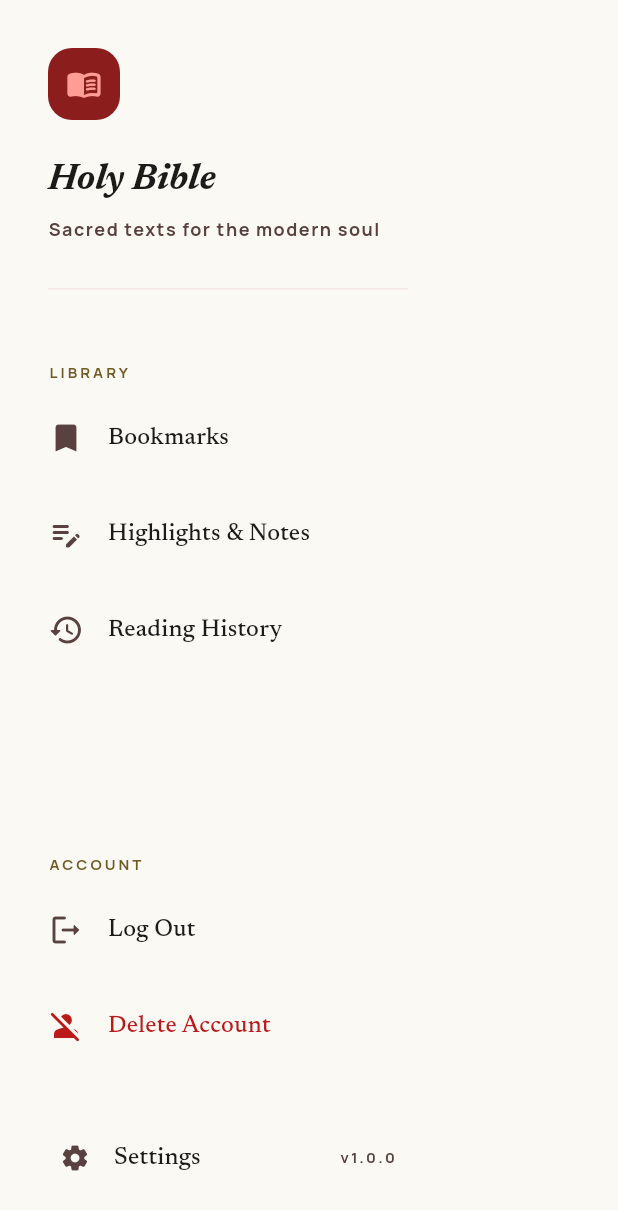
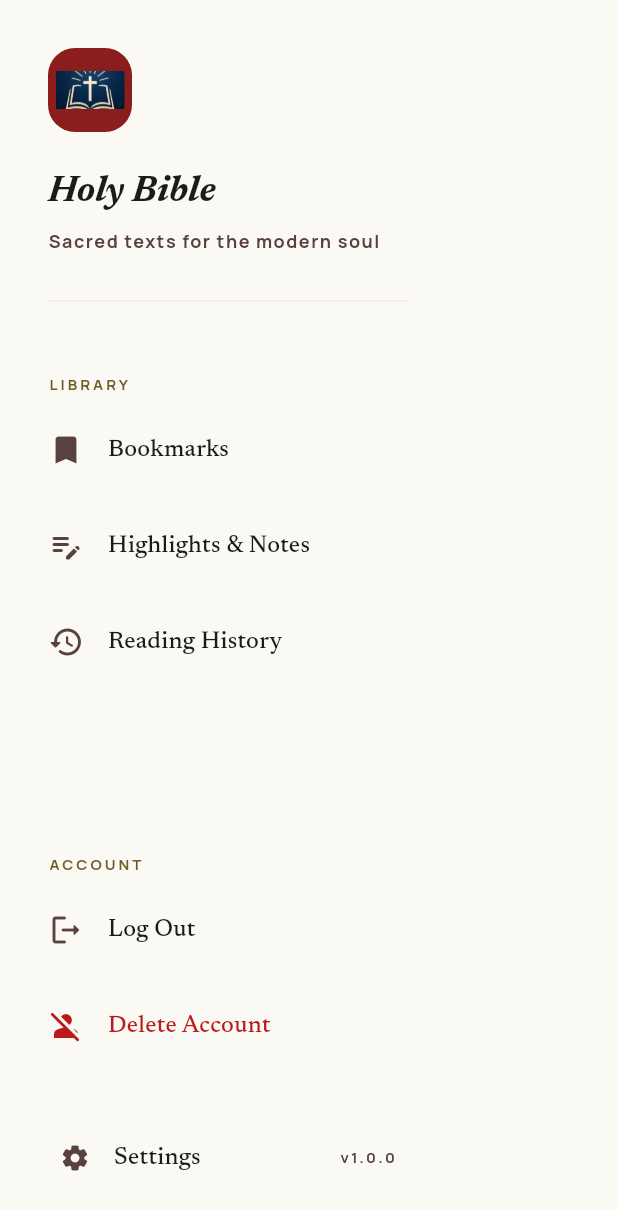
Before and after one commit to CHAMA18/bible, a Flutter app: the AppDrawer widget shown alone on an empty page, opened directly, on a phone screen of 412 x 824 dp. Shown: the top 1210 px of the screen. Run offline on Flutter 3.47's test engine with Material 3 defaults, Android fonts, the phone set to English and light mode, and no system bars; our stand-ins replace go_router, google_fonts, google_mobile_ads, shared_preferences; accounts and stored records are empty; network calls fail.

Commit message:
Latest Changes

```diff
--- a/lib/widgets/app_drawer.dart
+++ b/lib/widgets/app_drawer.dart
@@ -3,6 +3,7 @@ import 'package:go_router/go_router.dart';
 import 'package:provider/provider.dart';
 import '../nav.dart';
 import '../auth_provider.dart';
+import 'app_logo.dart';
 
 class AppDrawer extends StatelessWidget {
   final String currentRoute;
@@ -30,18 +31,11 @@ class AppDrawer extends StatelessWidget {
               child: Column(
                 crossAxisAlignment: CrossAxisAlignment.start,
                 children: [
-                  Container(
-                    width: 48,
-                    height: 48,
-                    decoration: BoxDecoration(
-                      color: colorScheme.primaryContainer,
-                      borderRadius: BorderRadius.circular(16),
-                    ),
-                    child: Icon(
-                      Icons.menu_book_rounded,
-                      color: colorScheme.onPrimaryContainer,
-                      size: 24,
-                    ),
+                  AppLogo(
+                    size: 56,
+                    radius: 18,
+                    backgroundColor: colorScheme.primaryContainer,
+                    padding: const EdgeInsets.all(5),
                   ),
                   const SizedBox(height: 24),
                   Text(
--- /dev/null
+++ b/lib/widgets/app_logo.dart
@@ -0,0 +1,36 @@
+import 'package:flutter/material.dart';
+
+class AppLogo extends StatelessWidget {
+  const AppLogo({
+    super.key,
+    this.size = 48,
+    this.radius = 16,
+    this.backgroundColor,
+    this.padding = const EdgeInsets.all(6),
+  });
+
+  final double size;
+  final double radius;
+  final Color? backgroundColor;
+  final EdgeInsets padding;
+
+  @override
+  Widget build(BuildContext context) {
+    return Container(
+      width: size,
+      height: size,
+      padding: padding,
+      decoration: BoxDecoration(
+        color: backgroundColor,
+        borderRadius: BorderRadius.circular(radius),
+      ),
+      child: ClipRRect(
+        borderRadius: BorderRadius.circular(radius - 4),
+        child: Image.asset(
+          'assets/images/app_logo.png',
+          fit: BoxFit.contain,
+        ),
+      ),
+    );
+  }
+}
```
Also changed, not shown: lib/screens/auth_page.dart (+11 -9 lines), pubspec.yaml (+5 -3 lines), assets/icons/app_logo_icon.png (added), assets/images/app_logo.png (added), pubspec.lock, 39 other files.
